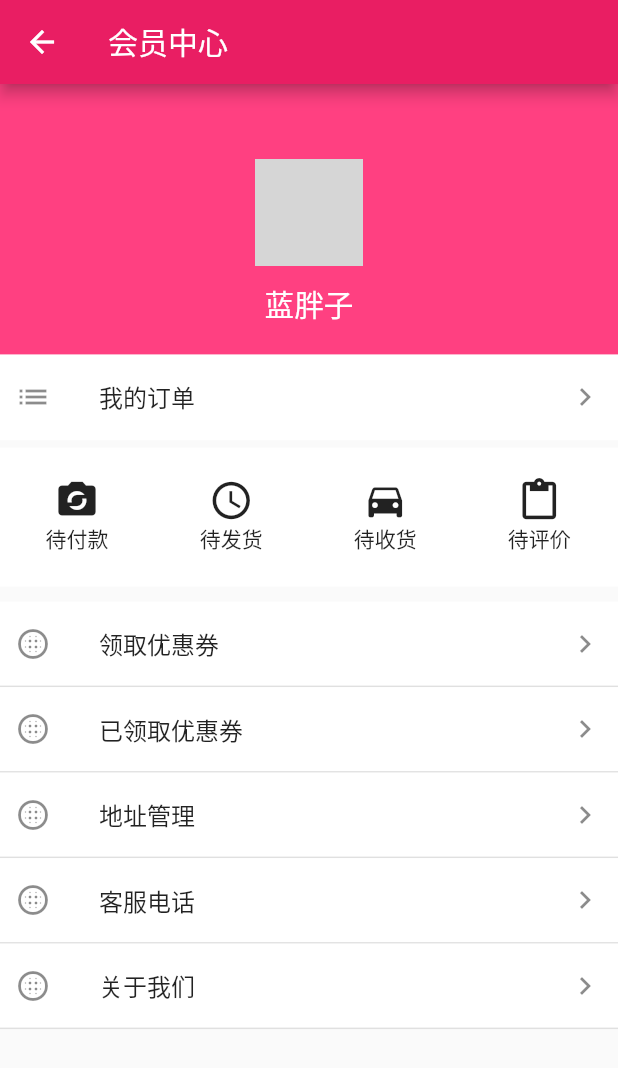
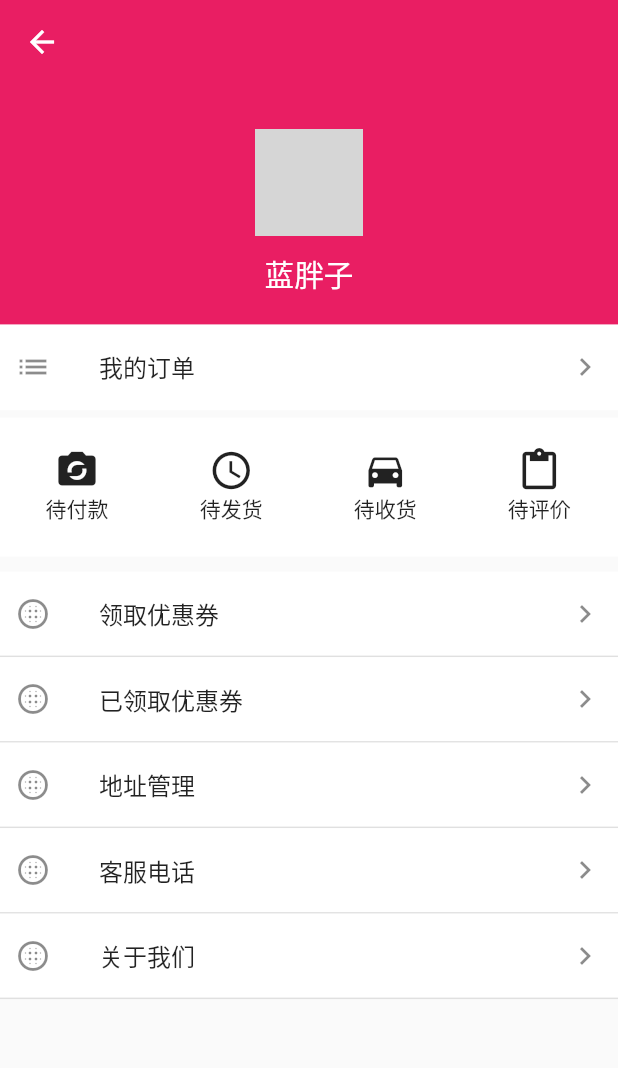
Before and after one commit to andjdk/FlutterShop, a Flutter app: the MemberPage screen opened directly, on a phone screen of 412 x 824 dp. Shown: the top 1068 px of the screen. Run offline on Flutter 3.47's test engine with Material 2 defaults, Android fonts, the phone set to English and light mode, and no system bars; our stand-ins replace dio, fluro, flutter_easyrefresh, flutter_html, flutter_screenutil, flutter_swiper and 2 more; missing offline and left inert: provide; accounts and stored records are empty; network calls fail; statements that could not run were skipped; grey boxes are pictures that could not be loaded.

Commit message:
会员中心UI布局优化

```diff
--- a/flutter_shop/lib/pages/member_page.dart
+++ b/flutter_shop/lib/pages/member_page.dart
@@ -8,7 +8,7 @@ class MemberPage extends StatelessWidget {
   Widget build(BuildContext context) {
     return Scaffold(
         appBar: AppBar(
-          title: Text('会员中心'),
+          elevation: 0,
         ),
         body: ListView(
           children: <Widget>[
@@ -24,8 +24,8 @@ class MemberPage extends StatelessWidget {
 Widget _topHeader() {
   return Container(
     width: ScreenUtil().setWidth(750),
-    padding: EdgeInsets.all(20),
-    color: Colors.pinkAccent,
+    padding: EdgeInsets.only(bottom: 20),
+    color: Colors.pink,
     child: Column(
       children: <Widget>[
         Container(
```
